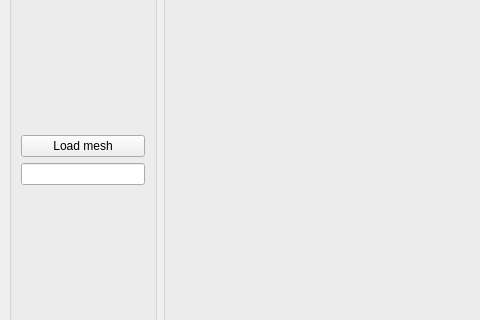
This is swooz-viewer/trunk/form/SWUI_Viewer.ui in GuillaumeGibert/swooz as Qt 5 draws it before an edit; both pictures show x 0 to 480 and y 158 to 478 of the 914 by 641 pixel window. The edited form follows.
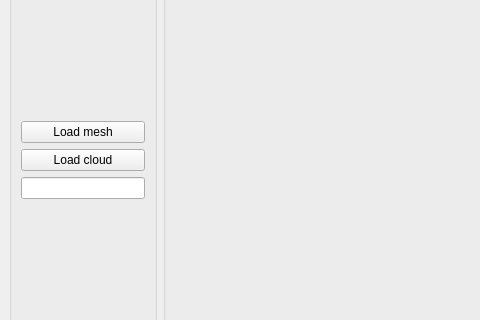
This is the edited form.

Commit message:
[swooz-viewer]
Add SWGLMultiObjectWidget
Add cloud viewer shaders

Patch:
```diff
--- a/swooz-viewer/trunk/form/SWUI_Viewer.ui
+++ b/swooz-viewer/trunk/form/SWUI_Viewer.ui
@@ -32,9 +32,16 @@
              </property>
             </widget>
            </item>
-           <item row="1" column="0">
+           <item row="2" column="0">
             <widget class="QLineEdit" name="lineEdit"/>
            </item>
+           <item row="1" column="0">
+            <widget class="QPushButton" name="pbLoadCloud">
+             <property name="text">
+              <string>Load cloud</string>
+             </property>
+            </widget>
+           </item>
           </layout>
          </item>
         </layout>
```
The commit also changes 11 other files.
